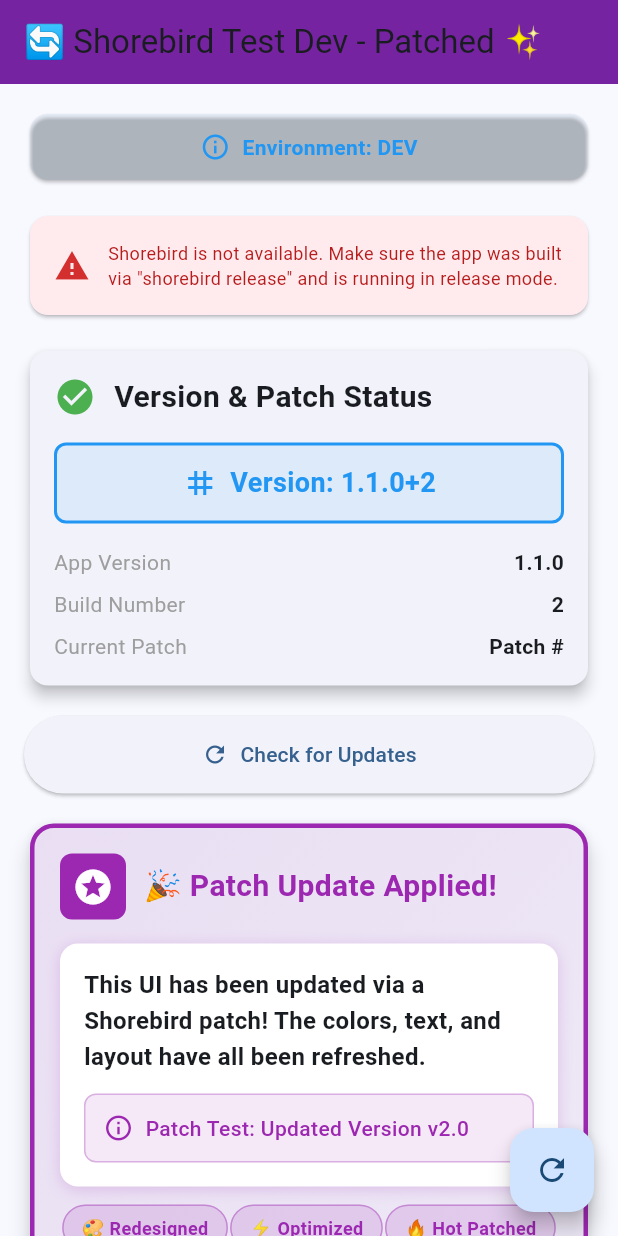
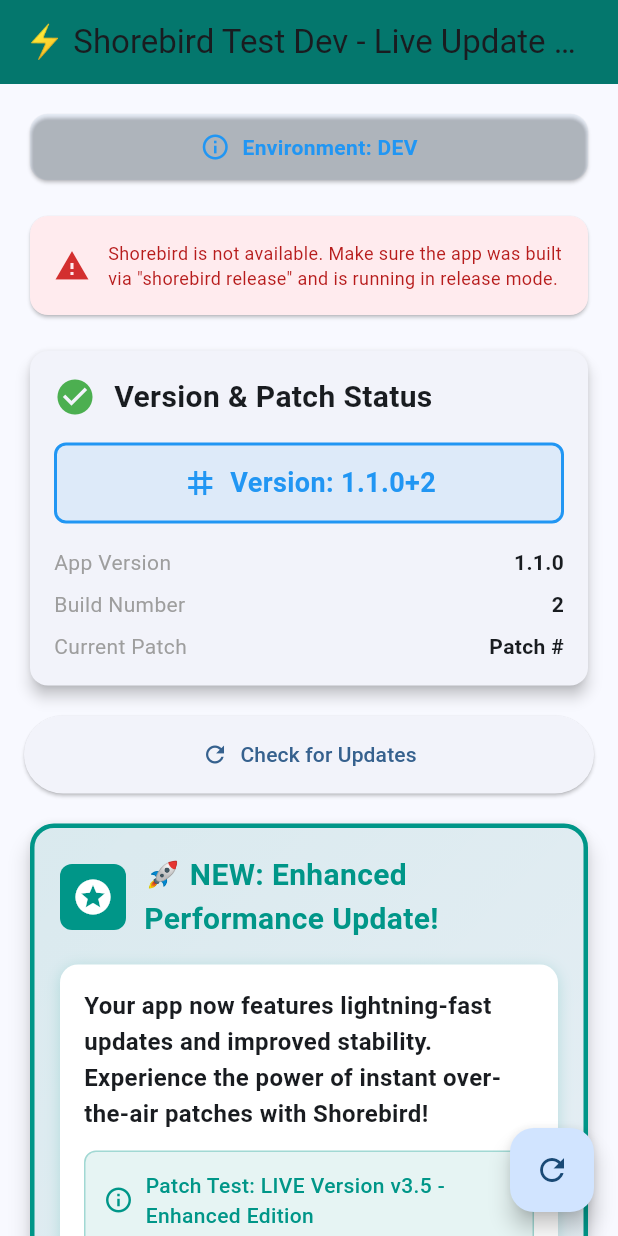
Before and after one commit to raghusharany/shorebird_test_app, a Flutter app: the screen it shows after launch, on a phone screen of 412 x 824 dp. Run offline on Flutter 3.47's test engine with Material 3 defaults, Android fonts, the phone set to English and light mode, and no system bars; our stand-ins replace flutter_dotenv, package_info_plus; missing offline and left inert: shorebird_code_push.

Commit message:
test release build
test release build

```diff
--- a/lib/pages/patch_test_page.dart
+++ b/lib/pages/patch_test_page.dart
@@ -21,11 +21,12 @@
   UpdateStatus? _lastUpdateStatus;
 
   // UI elements that will change with patches
-  final String _featureTitle = '🎉 Patch Update Applied!';
+  final String _featureTitle = '🚀 NEW: Enhanced Performance Update!';
   final String _featureDescription =
-      'This UI has been updated via a Shorebird patch! The colors, text, and layout have all been refreshed.';
-  final Color _featureCardColor = Colors.purple;
-  final String _patchTestMessage = 'Patch Test: Updated Version v2.0';
+      'Your app now features lightning-fast updates and improved stability. Experience the power of instant over-the-air patches with Shorebird!';
+  final Color _featureCardColor = Colors.teal;
+  final String _patchTestMessage =
+      'Patch Test: LIVE Version v3.5 - Enhanced Edition';
 
   // App version - dynamically loaded from package info
   String _appVersion = 'Loading...';
@@ -236,8 +237,8 @@
   Widget build(BuildContext context) {
     return Scaffold(
       appBar: AppBar(
-        backgroundColor: Colors.purple.shade700,
-        title: Text('🔄 ${widget.config.appName} - Patched ✨'),
+        backgroundColor: Colors.teal.shade700,
+        title: Text('⚡ ${widget.config.appName} - Live Update Ready! 🎯'),
         elevation: 2,
       ),
       body: SingleChildScrollView(
@@ -518,9 +519,9 @@
                     Row(
                       mainAxisAlignment: MainAxisAlignment.spaceEvenly,
                       children: [
-                        _buildFeatureBadge('🎨 Redesigned', _featureCardColor),
-                        _buildFeatureBadge('⚡ Optimized', _featureCardColor),
-                        _buildFeatureBadge('🔥 Hot Patched', _featureCardColor),
+                        _buildFeatureBadge('✨ Super Fast', _featureCardColor),
+                        _buildFeatureBadge('🚀 Instant', _featureCardColor),
+                        _buildFeatureBadge('💎 Premium', _featureCardColor),
                       ],
                     ),
                   ],
```
Also changed, not shown: 1 other file.
